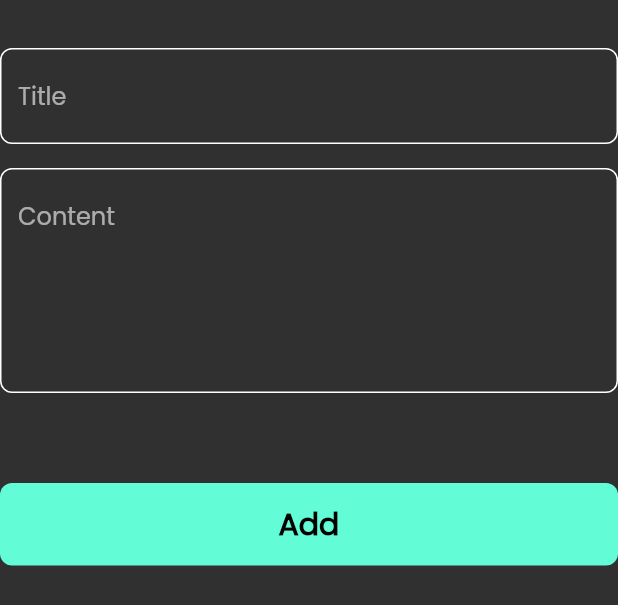
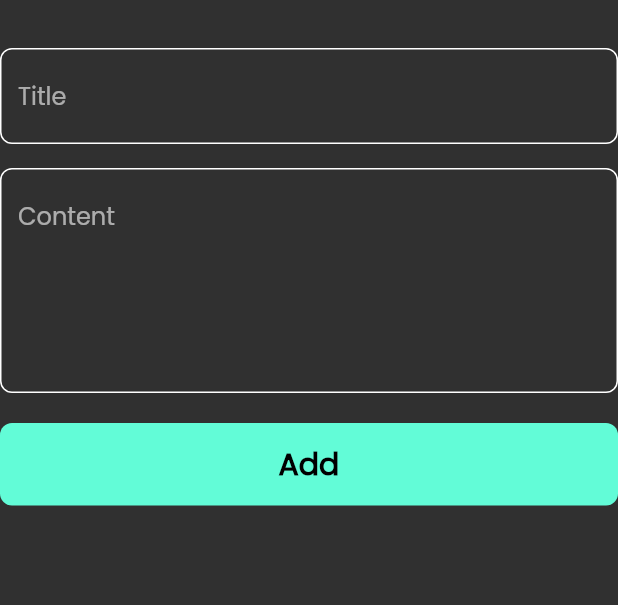
Before and after one commit to AyaIbrahim3027/notes_app, a Flutter app: the AddNoteForm widget shown alone on an empty page, opened directly, on a phone screen of 412 x 824 dp. Shown: the top 605 px of the screen. Run offline on Flutter 3.47's test engine with Material 2 defaults, Android fonts, the phone set to English and light mode, and no system bars; our stand-ins replace font_awesome_flutter, hive, hive_flutter; accounts and stored records are empty.

```diff
--- a/lib/views/widgets/add_note_bottom_sheet.dart
+++ b/lib/views/widgets/add_note_bottom_sheet.dart
@@ -60,7 +60,7 @@ class _AddNoteFormState extends State<AddNoteForm> {
             maxLines: 5,
           ),
           const SizedBox(
-            height: 60,
+            height: 20,
           ),
 
           CustomButton(
```
